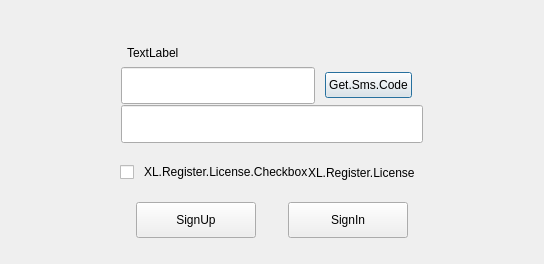
This is UI/forms/XLRegisterDialog.ui in gechangli/obs-studio as Qt 5 draws it before an edit. The edited form follows.
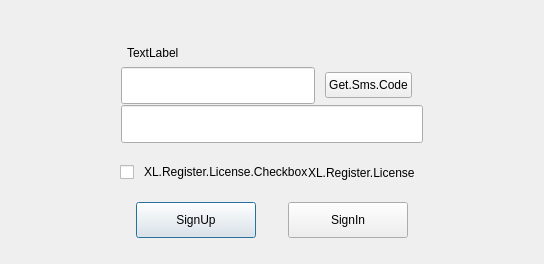
This is the edited form. Icons and pictures are not drawn. Custom widgets are drawn as their Qt base class.

Commit message: new login dialog ok

```diff
--- a/UI/forms/XLRegisterDialog.ui
+++ b/UI/forms/XLRegisterDialog.ui
@@ -503,6 +503,9 @@
            <property name="text">
             <string>SignUp</string>
            </property>
+           <property name="default">
+            <bool>true</bool>
+           </property>
           </widget>
          </item>
          <item>
```
The commit also changes 7 other files.
